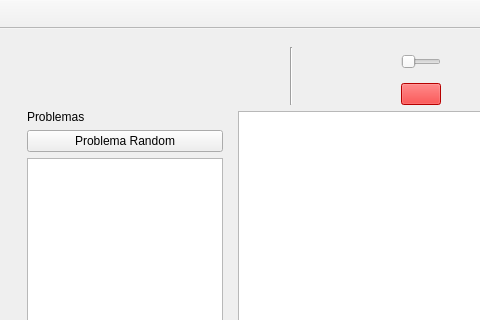
raqquel21/carta-nautica, file mainwindow.ui: the form before one commit; both pictures show x 0 to 480 and y 0 to 320 of the 1015 by 673 pixel window.
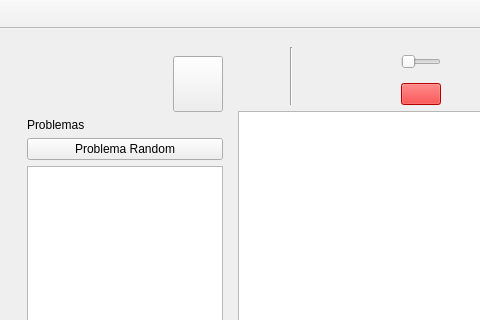
The form after the commit. Icons and pictures are not drawn.

```diff
--- a/mainwindow.ui
+++ b/mainwindow.ui
@@ -866,7 +866,7 @@
              <widget class="QPushButton" name="sidebarButton_2">
               <property name="styleSheet">
                <string notr="true">QPushButton {
-    border: none;
+    
 	background-repeat: no-repeat;
     background-position: center;
 
```
Left out of the diff: 43 changed lines with no effect on the pictures.
